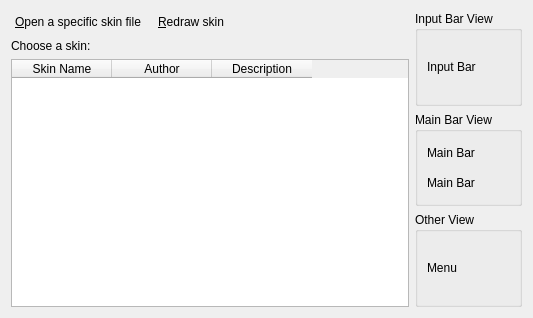
This is src/MainWindow.ui in wengxt/fcitx-skin-viewer as Qt 5 draws it before an edit. The edited form follows.
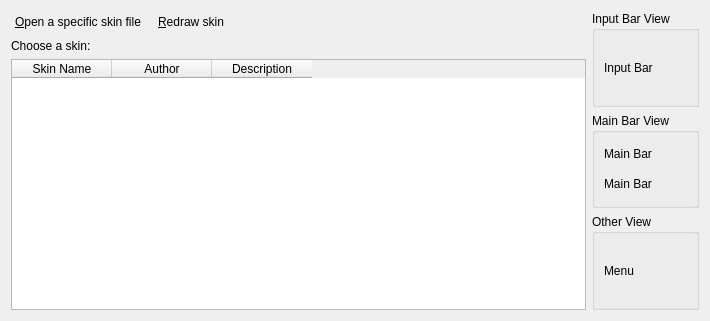
This is the edited form.

Commit message: The last update - Skin choose table.

```diff
--- a/src/MainWindow.ui
+++ b/src/MainWindow.ui
@@ -6,8 +6,8 @@
    <rect>
     <x>0</x>
     <y>0</y>
-    <width>533</width>
-    <height>318</height>
+    <width>710</width>
+    <height>321</height>
    </rect>
   </property>
   <property name="windowTitle">
```
Left out of the diff: 1 changed line with no effect on the pictures. The commit also changes 1 other file.
